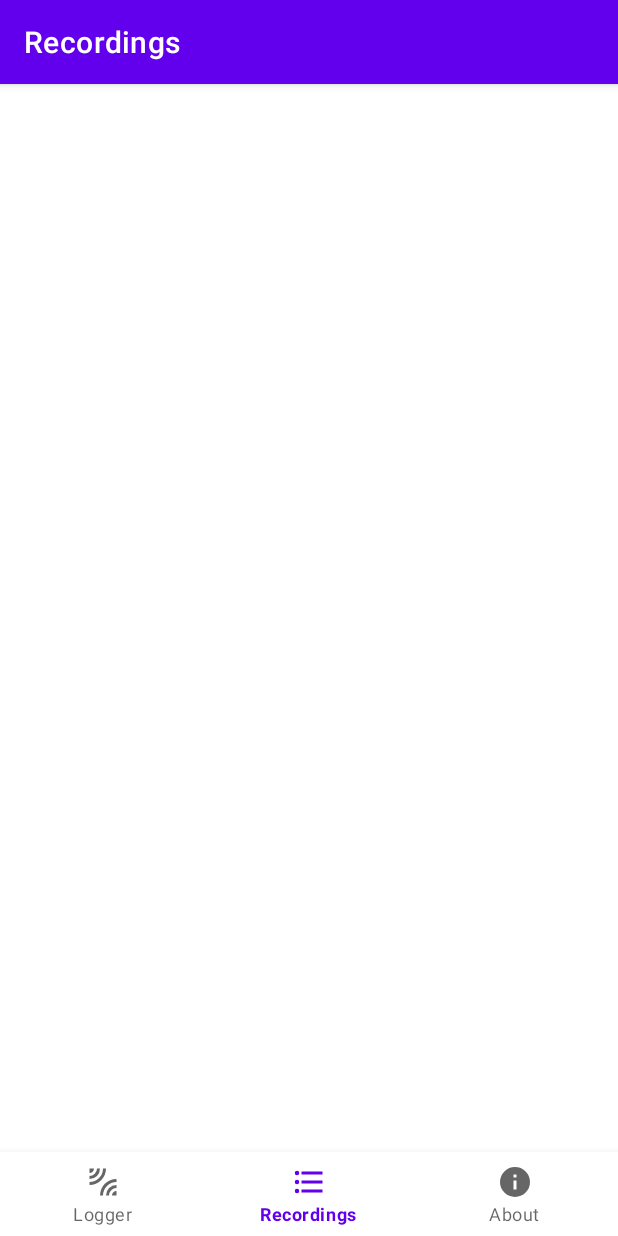
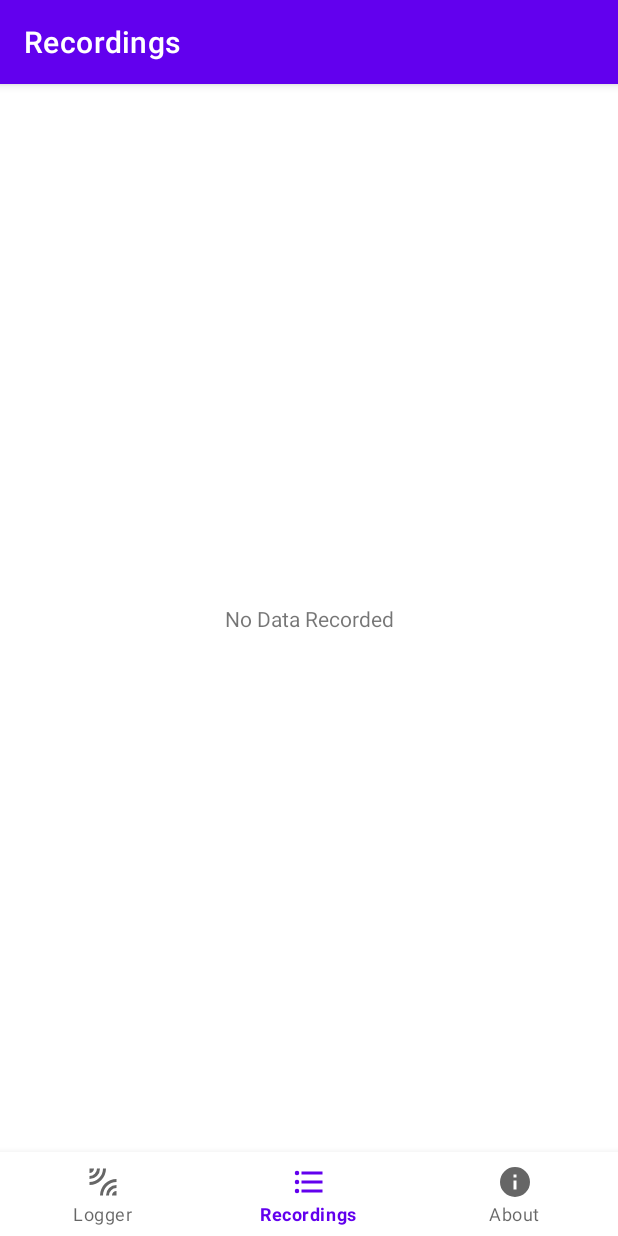
Before and after one commit to fahris-ugm/sensorlogger, an Android app: the RecordingsFragment screen opened through its navigation route, on a phone screen of 412 x 824 dp. Run offline under Robolectric (Android 15) with nearby library versions, the phone set to English and light mode, and no system bars; our stand-ins replace Room's generated code, navigation-ui.

Commit message:
handle empty data recording force to use light mode theme

```diff
--- a/app/src/main/java/id/ac/ugm/fahris/sensorlogger/MainActivity.kt
+++ b/app/src/main/java/id/ac/ugm/fahris/sensorlogger/MainActivity.kt
@@ -3,6 +3,7 @@ package id.ac.ugm.fahris.sensorlogger
 import android.os.Bundle
 import com.google.android.material.bottomnavigation.BottomNavigationView
 import androidx.appcompat.app.AppCompatActivity
+import androidx.appcompat.app.AppCompatDelegate
 import androidx.navigation.findNavController
 import androidx.navigation.ui.AppBarConfiguration
 import androidx.navigation.ui.setupActionBarWithNavController
@@ -15,6 +16,7 @@ class MainActivity : AppCompatActivity() {
 
     override fun onCreate(savedInstanceState: Bundle?) {
         super.onCreate(savedInstanceState)
+        AppCompatDelegate.setDefaultNightMode(AppCompatDelegate.MODE_NIGHT_NO)
 
         binding = ActivityMainBinding.inflate(layoutInflater)
         setContentView(binding.root)
--- a/app/src/main/java/id/ac/ugm/fahris/sensorlogger/ui/recordings/RecordingsFragment.kt
+++ b/app/src/main/java/id/ac/ugm/fahris/sensorlogger/ui/recordings/RecordingsFragment.kt
@@ -59,6 +59,13 @@ class RecordingsFragment : Fragment() {
         ) { recordItems ->
             recordItems?.let {
                 recordingsAdapter.submitList(it.reversed())
+                if (it.count() == 0) {
+                    binding.emptyView.visibility = View.VISIBLE
+                    binding.recordingsRecyclerView.visibility = View.GONE
+                } else {
+                    binding.emptyView.visibility = View.GONE
+                    binding.recordingsRecyclerView.visibility = View.VISIBLE
+                }
             }
         }
 
--- a/app/src/main/res/layout/fragment_recordings.xml
+++ b/app/src/main/res/layout/fragment_recordings.xml
@@ -6,6 +6,17 @@
     android:layout_height="match_parent"
     android:paddingBottom="56dp"
     tools:context=".ui.recordings.RecordingsFragment">
+    <TextView
+        android:id="@+id/emptyView"
+        android:layout_width="match_parent"
+        android:layout_height="wrap_content"
+        android:text="No Data Recorded"
+        android:gravity="center"
+        app:layout_constraintTop_toTopOf="parent"
+        app:layout_constraintBottom_toBottomOf="parent"
+        app:layout_constraintLeft_toLeftOf="parent"
+        app:layout_constraintRight_toRightOf="parent"
+        />
     <androidx.recyclerview.widget.RecyclerView
         android:id="@+id/recordingsRecyclerView"
         android:layout_width="match_parent"
```
